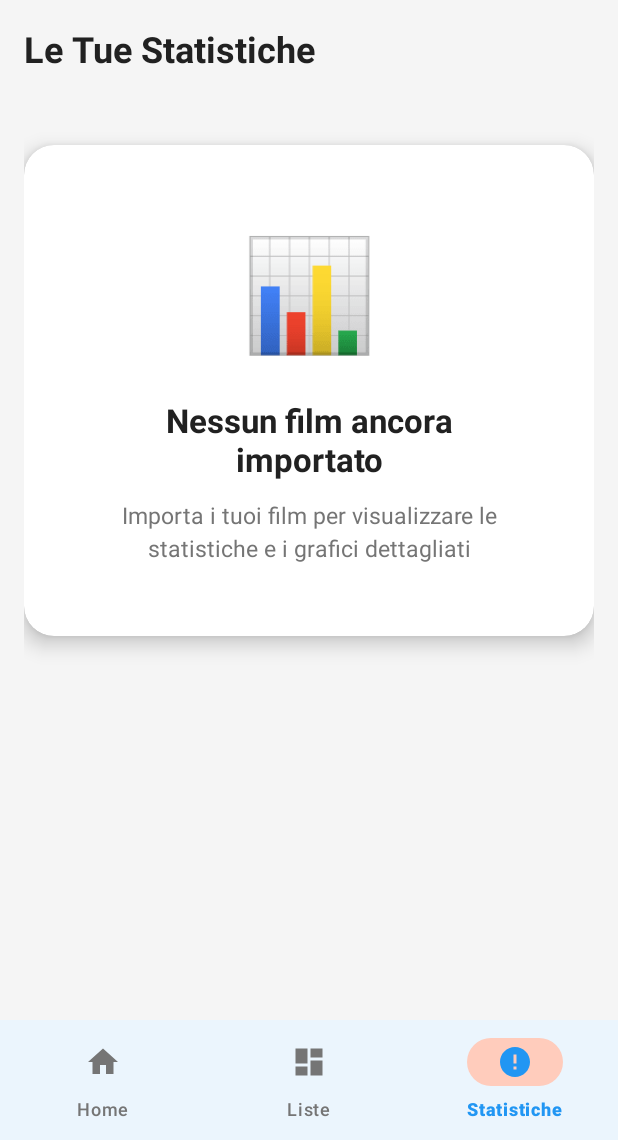
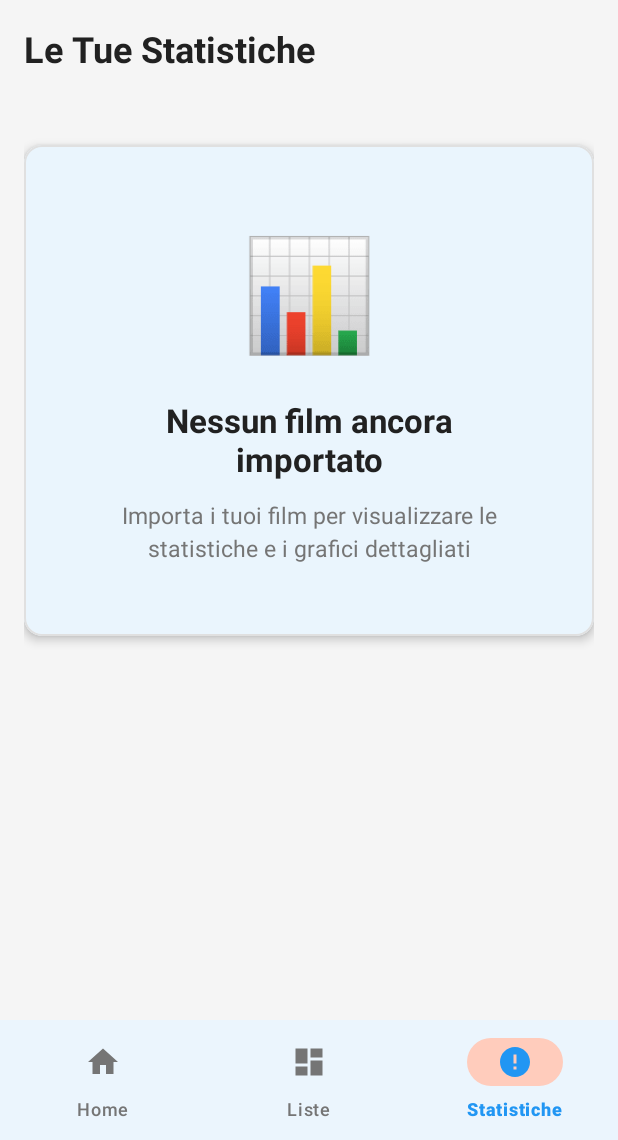
Before and after one commit to MatteMito/MovieApp, an Android app: the NotificationsFragment screen opened through its navigation route, on a phone screen of 412 x 824 dp, the part 96-1236 px from its top. Run offline under Robolectric (Android 15) with nearby library versions, the phone set to English and light mode, and no system bars; our stand-ins replace navigation-ui; libraries missing offline, so code that uses them is left out: com.github.mikephil.charting, io.socket.client; plain views replace BarChart, LineChart, PieChart, ScatterChart; 27 statements that could not run were skipped.

```diff
--- a/MovieAppFrontBack/MovieApp/app/src/main/res/layout/fragment_notifications.xml
+++ b/MovieAppFrontBack/MovieApp/app/src/main/res/layout/fragment_notifications.xml
@@ -25,20 +25,19 @@
             android:layout_marginBottom="16dp"/>
 
         <!-- card statistiche riepilogo -->
-        <androidx.cardview.widget.CardView
+        <com.google.android.material.card.MaterialCardView
             android:id="@+id/stats_card"
             android:layout_width="match_parent"
             android:layout_height="wrap_content"
             android:layout_marginBottom="16dp"
-            app:cardCornerRadius="16dp"
-            app:cardElevation="4dp"
-            app:cardBackgroundColor="@color/white">
+            app:cardCornerRadius="12dp"
+            app:cardElevation="4dp">
 
             <LinearLayout
                 android:layout_width="match_parent"
                 android:layout_height="wrap_content"
                 android:orientation="vertical"
-                android:padding="20dp">
+                android:padding="16dp">
 
                 <TextView
                     android:layout_width="wrap_content"
@@ -144,19 +143,18 @@
                     tools:visibility="visible"/>
 
             </LinearLayout>
-        </androidx.cardview.widget.CardView>
+        </com.google.android.material.card.MaterialCardView>
 
         <!-- messaggio nessun dato -->
-        <androidx.cardview.widget.CardView
+        <com.google.android.material.card.MaterialCardView
             android:id="@+id/text_no_data"
             android:layout_width="match_parent"
             android:layout_height="wrap_content"
             android:visibility="gone"
             android:layout_marginTop="32dp"
             android:layout_marginBottom="16dp"
-            app:cardCornerRadius="20dp"
-            app:cardElevation="8dp"
-            app:cardBackgroundColor="@color/white">
+            app:cardCornerRadius="12dp"
+            app:cardElevation="4dp">
 
             <LinearLayout
                 android:layout_width="match_parent"
@@ -194,17 +192,16 @@
                     android:paddingEnd="16dp"/>
 
             </LinearLayout>
-        </androidx.cardview.widget.CardView>
+        </com.google.android.material.card.MaterialCardView>
 
         <!-- loading grafici -->
-        <androidx.cardview.widget.CardView
+        <com.google.android.material.card.MaterialCardView
             android:id="@+id/card_charts_loading"
             android:layout_width="match_parent"
             android:layout_height="wrap_content"
             android:visibility="gone"
-            app:cardCornerRadius="16dp"
-            app:cardElevation="4dp"
-            app:cardBackgroundColor="@color/white">
+            app:cardCornerRadius="12dp"
+            app:cardElevation="4dp">
 
             <LinearLayout
                 android:layout_width="match_parent"
@@ -225,17 +222,16 @@
                     android:textSize="16sp"
                     android:textColor="@color/text_secondary"/>
             </LinearLayout>
-        </androidx.cardview.widget.CardView>
+        </com.google.android.material.card.MaterialCardView>
 
         <!-- card grafici -->
-        <androidx.cardview.widget.CardView
+        <com.google.android.material.card.MaterialCardView
             android:id="@+id/card_charts"
             android:layout_width="match_parent"
             android:layout_height="wrap_content"
             android:visibility="gone"
-            app:cardCornerRadius="16dp"
-            app:cardElevation="4dp"
-            app:cardBackgroundColor="@color/white">
+            app:cardCornerRadius="12dp"
+            app:cardElevation="4dp">
 
             <LinearLayout
                 android:layout_width="match_parent"
@@ -605,7 +601,7 @@
                     android:layout_height="300dp"/>
 
             </LinearLayout>
-        </androidx.cardview.widget.CardView>
+        </com.google.android.material.card.MaterialCardView>
 
     </LinearLayout>
 </androidx.core.widget.NestedScrollView>
```
